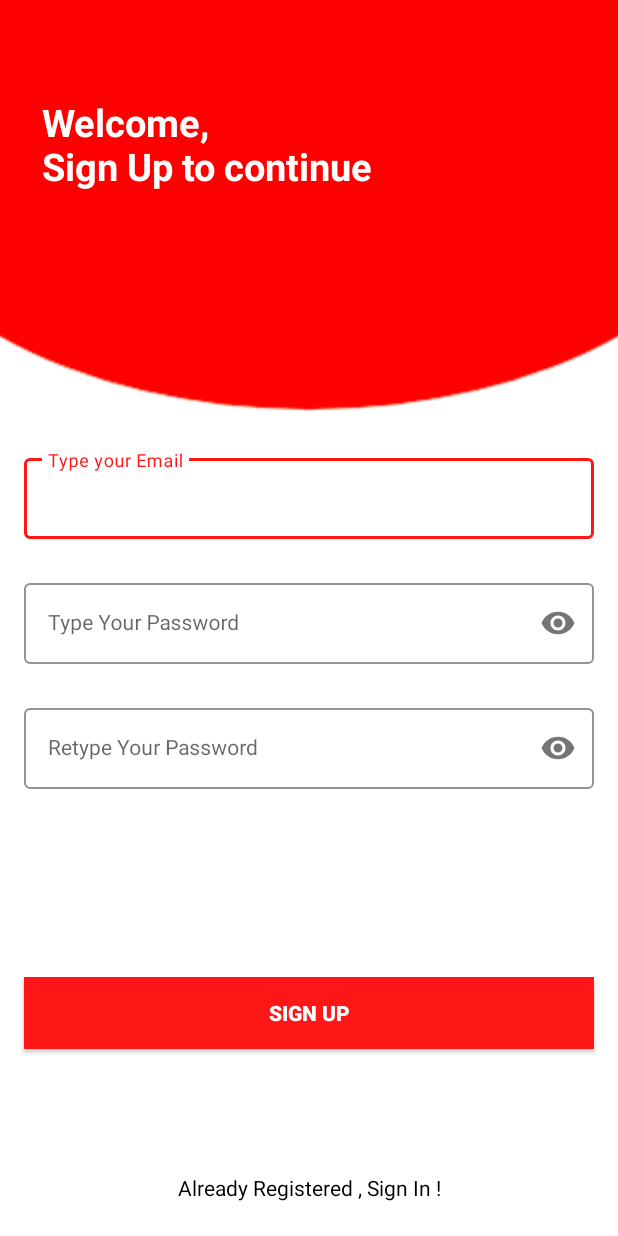
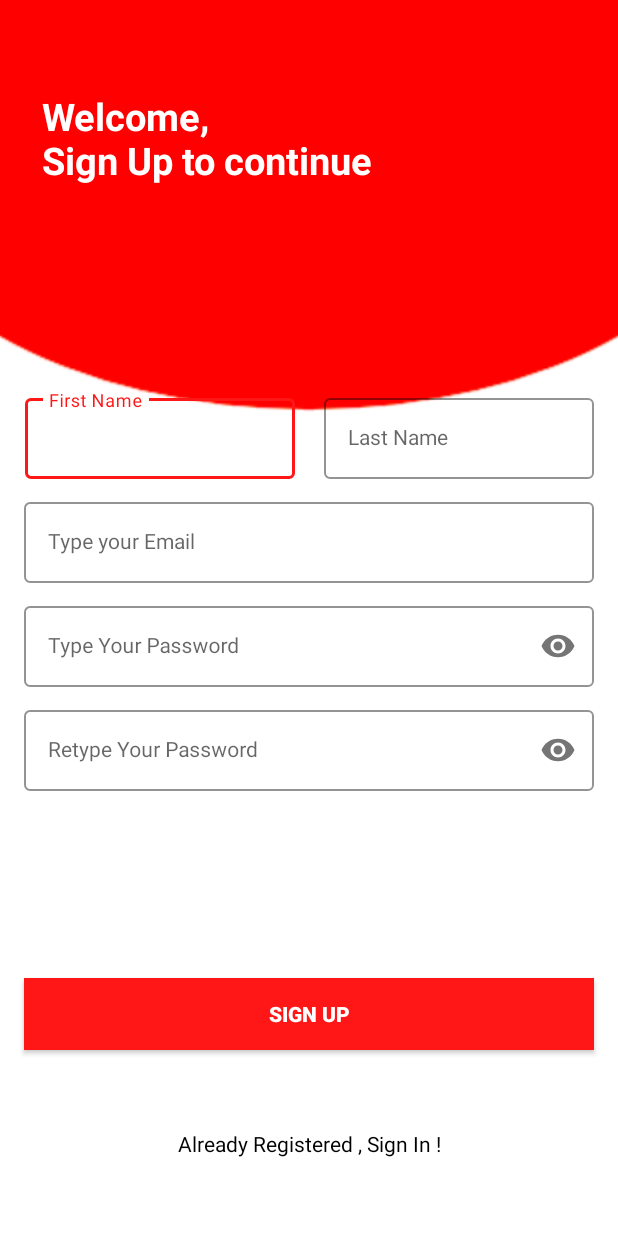
Before and after one commit to jinroar/Curity, an Android app: the SignUpP1 screen opened directly, with no data from a screen before it, on a phone screen of 412 x 824 dp. Run offline under Robolectric (Android 15) with nearby library versions, the phone set to English and light mode, and no system bars; our stand-ins replace Firebase (no records; nobody signed in at launch, a user with empty details on screens opened directly).

Commit message:
[ADD] first name and last name UI

```diff
--- a/app/src/main/res/layout/activity_sign_up_p1.xml
+++ b/app/src/main/res/layout/activity_sign_up_p1.xml
@@ -9,18 +9,67 @@
 
 
     <com.google.android.material.textfield.TextInputLayout
+        android:id="@+id/FnameLayout"
+        style="@style/LoginTextInputOuterFieldStyle"
+        android:layout_width="180dp"
+        android:layout_height="wrap_content"
+        android:layout_marginHorizontal="16dp"
+        android:layout_marginTop="260dp"
+        app:boxStrokeColor="@color/red"
+        app:hintTextColor="@color/red"
+
+        app:layout_constraintEnd_toStartOf="@+id/LnameLayout"
+        app:layout_constraintHorizontal_bias="0.171"
+        app:layout_constraintStart_toStartOf="parent"
+        app:layout_constraintTop_toTopOf="parent">
+
+        <com.google.android.material.textfield.TextInputEditText
+            android:id="@+id/f_nameEt"
+            style="@style/LoginTextInputInnerFieldStyle"
+            android:layout_width="match_parent"
+            android:layout_height="wrap_content"
+            android:hint="First Name"
+            android:inputType="text" />
+    </com.google.android.material.textfield.TextInputLayout>
+
+
+    <com.google.android.material.textfield.TextInputLayout
+        android:id="@+id/LnameLayout"
+        style="@style/LoginTextInputOuterFieldStyle"
+        android:layout_width="180dp"
+        android:layout_height="wrap_content"
+        android:layout_marginHorizontal="16dp"
+        android:layout_marginTop="260dp"
+        android:layout_marginEnd="16dp"
+        app:boxStrokeColor="@color/red"
+
+        app:hintTextColor="@color/red"
+        app:layout_constraintEnd_toEndOf="parent"
+        app:layout_constraintTop_toTopOf="parent"
+        app:layout_constraintVertical_bias="1.0">
+
+        <com.google.android.material.textfield.TextInputEditText
+            android:id="@+id/l_nameEt"
+            style="@style/LoginTextInputInnerFieldStyle"
+            android:layout_width="match_parent"
+            android:layout_height="wrap_content"
+            android:hint="Last Name"
+            android:inputType="text" />
+    </com.google.android.material.textfield.TextInputLayout>
+
+    <com.google.android.material.textfield.TextInputLayout
         android:id="@+id/emailLayout"
         style="@style/LoginTextInputOuterFieldStyle"
         android:layout_width="match_parent"
         android:layout_height="wrap_content"
         android:layout_marginHorizontal="16dp"
-        android:layout_marginTop="300dp"
+        android:layout_marginTop="10dp"
         app:boxStrokeColor="@color/red"
         app:hintTextColor="@color/red"
         app:layout_constraintEnd_toEndOf="parent"
         app:layout_constraintHorizontal_bias="0.5"
         app:layout_constraintStart_toStartOf="parent"
-        app:layout_constraintTop_toTopOf="parent">
+        app:layout_constraintTop_toBottomOf="@+id/FnameLayout">
 
         <com.google.android.material.textfield.TextInputEditText
             android:id="@+id/emailEt"
@@ -37,7 +86,7 @@
         android:layout_width="match_parent"
         android:layout_height="wrap_content"
         android:layout_marginHorizontal="16dp"
-        android:layout_marginTop="24dp"
+        android:layout_marginTop="10dp"
         app:boxStrokeColor="@color/red"
         app:hintTextColor="@color/red"
         app:layout_constraintEnd_toEndOf="parent"
@@ -61,7 +110,7 @@
         android:layout_width="match_parent"
         android:layout_height="wrap_content"
         android:layout_marginHorizontal="16dp"
-        android:layout_marginTop="24dp"
+        android:layout_marginTop="10dp"
         app:boxStrokeColor="@color/red"
         app:hintTextColor="@color/red"
         app:layout_constraintEnd_toEndOf="parent"
@@ -104,8 +153,7 @@
         app:layout_constraintEnd_toEndOf="parent"
         app:layout_constraintHorizontal_bias="0.502"
         app:layout_constraintStart_toStartOf="parent"
-        app:layout_constraintTop_toTopOf="@+id/button1"
-        app:layout_constraintVertical_bias="0.85" />
+        app:layout_constraintTop_toBottomOf="@+id/button1" />
 
     <TextView
         android:id="@+id/WelcomeView"
@@ -117,7 +165,7 @@
         android:textColor="@color/white"
         android:textSize="25dp"
         android:textStyle="bold"
-        app:layout_constraintBottom_toBottomOf="@+id/emailLayout"
+        app:layout_constraintBottom_toBottomOf="@+id/FnameLayout"
         app:layout_constraintEnd_toEndOf="parent"
         app:layout_constraintHorizontal_bias="0.194"
         app:layout_constraintStart_toStartOf="parent"
```
